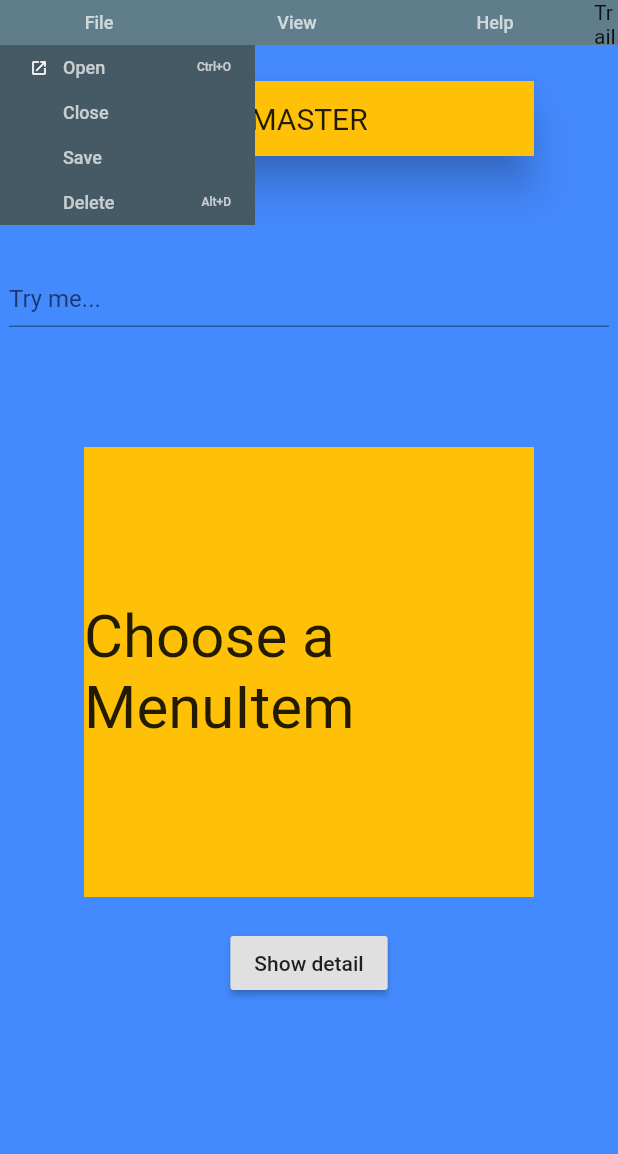
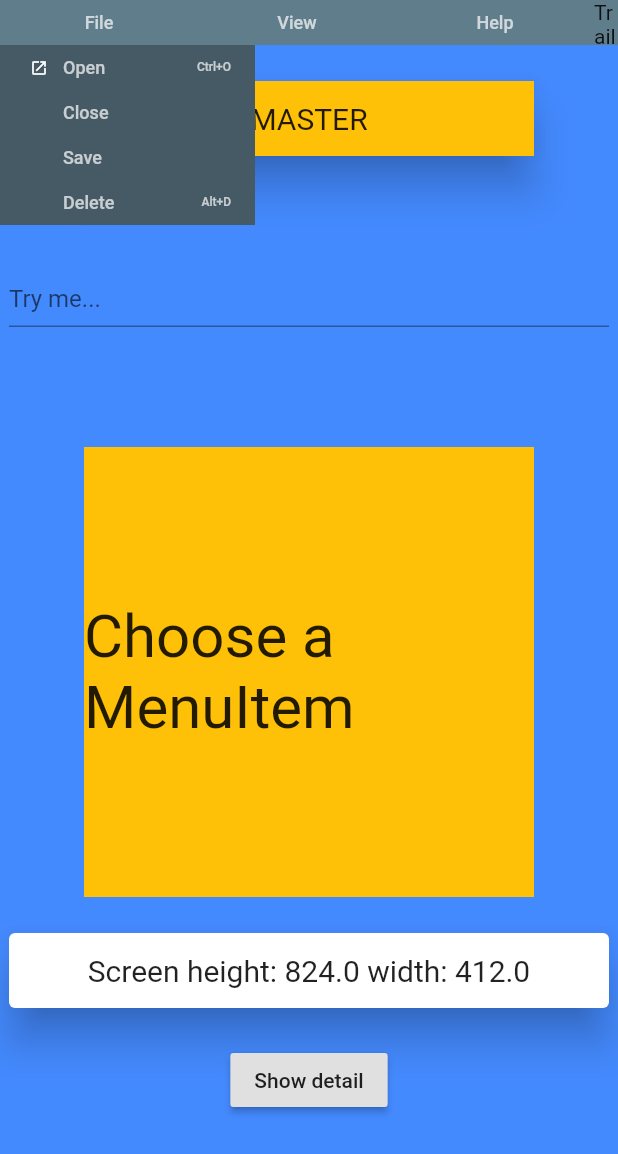
Before and after one commit to PsychTechApS/flutter_menu, a Flutter app: the screen it shows after launch, after a tap on "File", on a phone screen of 412 x 824 dp. Shown: the top 1154 px of the screen. Run offline on Flutter 3.47's test engine with Material 2 defaults, Android fonts, the light colour scheme and no system bars.

Commit message:
app docs

```diff
--- a/example/lib/main.dart
+++ b/example/lib/main.dart
@@ -160,7 +160,7 @@ class _ScreenState extends State<Screen> {
                   height: 50,
                   child: Center(
                     child: Text(
-                        'Pane height: ${context.appScreen.paneHeight().toStringAsFixed(1)} width: ${context.appScreen.detailPaneWidth().toStringAsFixed(1)}',
+                        'Pane height: ${context.appScreen.getPaneHeight().toStringAsFixed(1)} width: ${context.appScreen.getDetailPaneWidth().toStringAsFixed(1)}',
                         style: TextStyle(fontSize: 20)),
                   ),
                 ),
@@ -224,6 +224,19 @@ class _ScreenState extends State<Screen> {
                 ),
               ),
               SizedBox(height: 20),
+              Card(
+                elevation: 12,
+                child: Container(
+                  width: 400,
+                  height: 50,
+                  child: Center(
+                    child: Text(
+                        'Screen height: ${context.appScreen.getScreenHeight().toStringAsFixed(1)} width: ${context.appScreen.getScreenWidth().toStringAsFixed(1)}',
+                        style: TextStyle(fontSize: 20)),
+                  ),
+                ),
+              ),
+              SizedBox(height: 20),
               if (context.appScreen.isCompact())
                 RaisedButton(
                   onPressed: () {
--- a/lib/src/appscreen.dart
+++ b/lib/src/appscreen.dart
@@ -53,7 +53,7 @@ class AppScreen extends StatefulWidget {
 
   static AppScreenState of(BuildContext context) {
     return context
-        .dependOnInheritedWidgetOfExactType<AppScreenInherited>()
+        .dependOnInheritedWidgetOfExactType<_AppScreenInherited>()
         .data;
   }
 
@@ -74,7 +74,10 @@ class AppScreenState extends State<AppScreen> {
   /// True = MenuList is open (the active MenuItem has it MenuList shown)
   bool get isMenuOpen => _menuIsOpen;
 
+  /// Turn on shortcut overlay (activated shortcut is shown on screen)
   void showShortcutOverlay() => _showShortcutOverlay = true;
+
+  /// Turn off shortcut overlay (activated shortcut is shown on screen)
   void hideShortcutOverlay() => _showShortcutOverlay = false;
 
   int _activeIndex = 0;
@@ -118,15 +121,33 @@ class AppScreenState extends State<AppScreen> {
   final double kMenuHeight = 30;
 
   double _paneHeight;
+  double _screenHeight;
+  double _screenWidth;
   double _detailPaneWidth;
-  double detailPaneWidth() => _detailPaneWidth;
-  double paneHeight() => _paneHeight;
 
-  void _calcPaneHeight(double screenHeight) {
+  /// returns the current width of the Detail Pane
+  double getDetailPaneWidth() => _detailPaneWidth;
+
+  /// returns the current height of the Panes (changes if menu is shown or not)
+  double getPaneHeight() => _paneHeight;
+
+  /// returns the current height of the AppScreen
+  double getScreenHeight() => _screenHeight;
+
+  /// returns the current width of the AppScreen
+  double getScreenWidth() => _screenWidth;
+
+  void _calcScreenAndPaneSized(BoxConstraints constraints) {
+    // set the pane height
     if (_menuIsShown)
-      _paneHeight = screenHeight - kMenuHeight;
+      _paneHeight = constraints.maxHeight - kMenuHeight;
     else
-      _paneHeight = screenHeight;
+      _paneHeight = constraints.maxHeight;
+    //
+    _screenHeight = constraints.maxHeight;
+    _screenWidth = constraints.maxWidth;
+    // TODO: set Master width
+    // TODO: Set Detail width here
   }
 
   void _handleBreakpoint(BoxConstraints constraints) {
@@ -162,7 +183,6 @@ class AppScreenState extends State<AppScreen> {
   bool _compactShowDetail = false;
 
   /// Get current status of detailPane
-  /// TODO: implement
   bool detailIsShown() {
     if (_isDesktop) {
       // We are on desktop view
@@ -182,7 +202,6 @@ class AppScreenState extends State<AppScreen> {
 
   /// Master pane is shown.
   void showOnlyMaster() {
-    // TODO: programmaly choose pane
     if (!_isDesktop) {
       if (_compactShowDetail) {
         setState(() {
@@ -195,7 +214,6 @@ class AppScreenState extends State<AppScreen> {
   /// Detail pane is shown. showBackButton (=true) gives backbutton in menu.
   /// If you have your own back functionality use showOnlyMaster() to get back to Master pane.
   void showOnlyDetail({bool showBackButton}) {
-    // TODO: backbutton to show
     if (!_isDesktop) {
       if (!_compactShowDetail) {
         setState(() {
@@ -234,7 +252,7 @@ class AppScreenState extends State<AppScreen> {
                   });
                 });
                 setState(() {
-                  shortcutLabel = shortcutText(listItem.shortcut);
+                  shortcutLabel = _shortcutText(listItem.shortcut);
                 });
               }
               if (listItem.onPressed != null) {
@@ -256,12 +274,12 @@ class AppScreenState extends State<AppScreen> {
 
   @override
   Widget build(BuildContext context) {
-    return AppScreenInherited(
+    return _AppScreenInherited(
       data: this,
       child: LayoutBuilder(
         builder: (context, constraints) {
           // widget.controller.hideContextMenu();
-          _calcPaneHeight(constraints.maxHeight);
+          _calcScreenAndPaneSized(constraints);
           _handleBreakpoint(constraints);
 
           return RawKeyboardListener(
@@ -465,7 +483,7 @@ class AppScreenState extends State<AppScreen> {
 
   SizedBox detailPane() {
     return SizedBox(
-      width: detailPaneWidth(),
+      width: getDetailPaneWidth(),
       height: _paneHeight,
       child: widget.detailPane,
     );
@@ -537,7 +555,7 @@ class AppScreenState extends State<AppScreen> {
                       // Align(
                       // alignment: Alignment.centerRight,
                       child: Text(
-                        shortcutText(listItem.shortcut),
+                        _shortcutText(listItem.shortcut),
                         textAlign: TextAlign.end,
                         style: TextStyle(color: Colors.white70, fontSize: 8),
                       ),
@@ -621,10 +639,10 @@ class AppScreenState extends State<AppScreen> {
   }
 }
 
-class AppScreenInherited extends InheritedWidget {
+class _AppScreenInherited extends InheritedWidget {
   final AppScreenState data;
 
-  AppScreenInherited({
+  _AppScreenInherited({
     Key key,
     @required Widget child,
     @required this.data,
@@ -636,14 +654,14 @@ class AppScreenInherited extends InheritedWidget {
   }
 }
 
-const String labelCtrl = 'Ctrl+';
-const String labelAlt = ' Alt+';
-const String labelShift = 'Shift+';
+const String _labelCtrl = 'Ctrl+';
+const String _labelAlt = ' Alt+';
+const String _labelShift = 'Shift+';
 
-String shortcutText(MenuShortcut shortcut) {
+String _shortcutText(MenuShortcut shortcut) {
   // String text = '';
-  return (shortcut.ctrl ? labelCtrl : '') +
-      (shortcut.alt ? labelAlt : '') +
-      (shortcut.shift ? labelShift : '') +
+  return (shortcut.ctrl ? _labelCtrl : '') +
+      (shortcut.alt ? _labelAlt : '') +
+      (shortcut.shift ? _labelShift : '') +
       shortcut.key.keyLabel;
 }
--- a/lib/src/menu_model.dart
+++ b/lib/src/menu_model.dart
@@ -23,6 +23,7 @@ class MenuItem {
       'MenuItem(title: $title, isActive: $isActive, menuItemList: $menuListItems)';
 }
 
+/// Abstract class
 abstract class MenuListItemType {}
 
 /// Use to have a dividerline in your menulist
```
Also changed, not shown: 1 other file.
